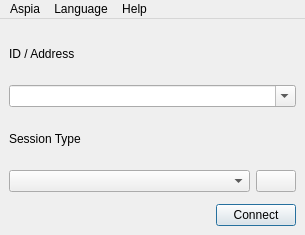
First picture: the form in source/client/ui/client_window.ui, repository dchapyshev/aspia, before the edit.
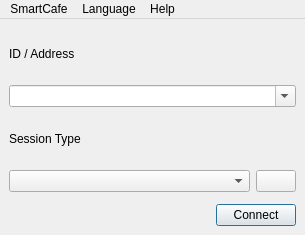
Second picture: the form after the edit. Icons and pictures are not drawn.

Commit message:
Rebrand to SmartCafe
- Replace Aspia branding in UI, resources and installer translations

- Rename output binaries/services to smartcafe_* and update WiX/build scripts

- Update client session title after connect to show host computer name

```diff
--- a/source/client/ui/client_window.ui
+++ b/source/client/ui/client_window.ui
@@ -131,7 +131,7 @@
    </property>
    <widget class="QMenu" name="menu_aspia">
     <property name="title">
-     <string notr="true">Aspia</string>
+     <string notr="true">SmartCafe</string>
     </property>
     <addaction name="action_settings"/>
     <addaction name="action_clear_history"/>
```
Left out of the diff: 2 changed lines with no effect on the pictures. The commit also changes 1085 other files.
